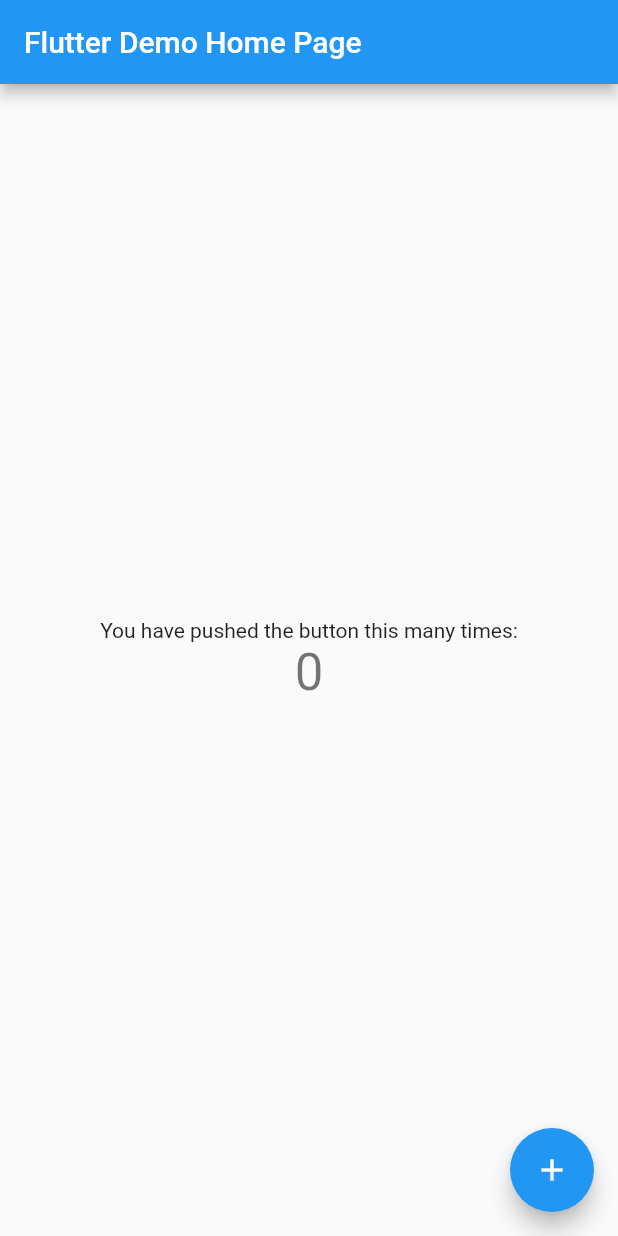
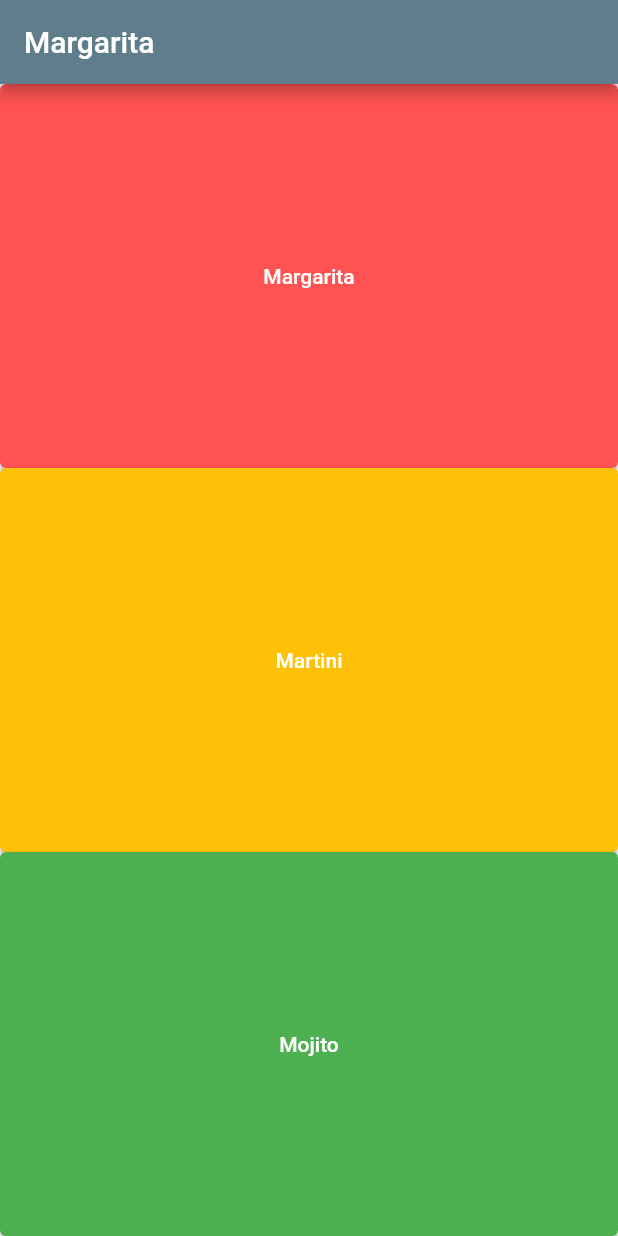
Before and after one commit to cheongchoi112/cocktail_master, a Flutter app: the screen it shows after launch, on a phone screen of 412 x 824 dp. Run offline on Flutter 3.47's test engine with Material 2 defaults, Android fonts, the phone set to English and light mode, and no system bars; our stand-ins replace flutter_easyloading; network calls fail.

Commit message:
version 1

```diff
--- a/lib/main.dart
+++ b/lib/main.dart
@@ -1,113 +1,21 @@
+import 'package:cocktail_master/screen/drink_type.dart';
 import 'package:flutter/material.dart';
+import 'package:flutter_easyloading/flutter_easyloading.dart';
 
 void main() {
   runApp(MyApp());
 }
 
 class MyApp extends StatelessWidget {
-  // This widget is the root of your application.
   @override
   Widget build(BuildContext context) {
     return MaterialApp(
-      title: 'Flutter Demo',
+      title: 'Margarita Master',
       theme: ThemeData(
-        // This is the theme of your application.
-        //
-        // Try running your application with "flutter run". You'll see the
-        // application has a blue toolbar. Then, without quitting the app, try
-        // changing the primarySwatch below to Colors.green and then invoke
-        // "hot reload" (press "r" in the console where you ran "flutter run",
-        // or simply save your changes to "hot reload" in a Flutter IDE).
-        // Notice that the counter didn't reset back to zero; the application
-        // is not restarted.
-        primarySwatch: Colors.blue,
+        primarySwatch: Colors.blueGrey,
       ),
-      home: MyHomePage(title: 'Flutter Demo Home Page'),
+      home: ChooseDrinkType(title: 'Margarita Master'),
+      builder: EasyLoading.init(),
     );
   }
 }
-
-class MyHomePage extends StatefulWidget {
-  MyHomePage({Key? key, required this.title}) : super(key: key);
-
-  // This widget is the home page of your application. It is stateful, meaning
-  // that it has a State object (defined below) that contains fields that affect
-  // how it looks.
-
-  // This class is the configuration for the state. It holds the values (in this
-  // case the title) provided by the parent (in this case the App widget) and
-  // used by the build method of the State. Fields in a Widget subclass are
-  // always marked "final".
-
-  final String title;
-
-  @override
-  _MyHomePageState createState() => _MyHomePageState();
-}
-
-class _MyHomePageState extends State<MyHomePage> {
-  int _counter = 0;
-
-  void _incrementCounter() {
-    setState(() {
-      // This call to setState tells the Flutter framework that something has
-      // changed in this State, which causes it to rerun the build method below
-      // so that the display can reflect the updated values. If we changed
-      // _counter without calling setState(), then the build method would not be
-      // called again, and so nothing would appear to happen.
-      _counter++;
-    });
-  }
-
-  @override
-  Widget build(BuildContext context) {
-    // This method is rerun every time setState is called, for instance as done
-    // by the _incrementCounter method above.
-    //
-    // The Flutter framework has been optimized to make rerunning build methods
-    // fast, so that you can just rebuild anything that needs updating rather
-    // than having to individually change instances of widgets.
-    return Scaffold(
-      appBar: AppBar(
-        // Here we take the value from the MyHomePage object that was created by
-        // the App.build method, and use it to set our appbar title.
-        title: Text(widget.title),
-      ),
-      body: Center(
-        // Center is a layout widget. It takes a single child and positions it
-        // in the middle of the parent.
-        child: Column(
-          // Column is also a layout widget. It takes a list of children and
-          // arranges them vertically. By default, it sizes itself to fit its
-          // children horizontally, and tries to be as tall as its parent.
-          //
-          // Invoke "debug painting" (press "p" in the console, choose the
-          // "Toggle Debug Paint" action from the Flutter Inspector in Android
-          // Studio, or the "Toggle Debug Paint" command in Visual Studio Code)
-          // to see the wireframe for each widget.
-          //
-          // Column has various properties to control how it sizes itself and
-          // how it positions its children. Here we use mainAxisAlignment to
-          // center the children vertically; the main axis here is the vertical
-          // axis because Columns are vertical (the cross axis would be
-          // horizontal).
-          mainAxisAlignment: MainAxisAlignment.center,
-          children: <Widget>[
-            Text(
-              'You have pushed the button this many times:',
-            ),
-            Text(
-              '$_counter',
-              style: Theme.of(context).textTheme.headline4,
-            ),
-          ],
-        ),
-      ),
-      floatingActionButton: FloatingActionButton(
-        onPressed: _incrementCounter,
-        tooltip: 'Increment',
-        child: Icon(Icons.add),
-      ), // This trailing comma makes auto-formatting nicer for build methods.
-    );
-  }
-}
--- /dev/null
+++ b/lib/models/cocktail.dart
@@ -0,0 +1,55 @@
+import 'package:flutter/cupertino.dart';
+
+class Drink {
+  String? idDrink;
+  String? strDrink;
+  String? strTags;
+  String? strCategory;
+  String? strIBA;
+  String? strAlcoholic;
+  String? strGlass;
+  String? strInstructions;
+  NetworkImage? strDrinkThumb;
+  String? strIngredient1;
+  String? strIngredient2;
+  String? strIngredient3;
+  String? strIngredient4;
+  String? strIngredient5;
+  String? strIngredient6;
+  String? strIngredient7;
+  String? strMeasure1;
+  String? strMeasure2;
+  String? strMeasure3;
+  String? strMeasure4;
+  String? strMeasure5;
+  String? strMeasure6;
+  String? strMeasure7;
+  String? dateModified;
+
+  Drink.fromJson(Map<String, dynamic> json) {
+    idDrink = json['idDrink'];
+    strDrink = json['strDrink'];
+    strTags = json['strTags'];
+    strCategory = json['strCategory'];
+    strIBA = json['strIBA'];
+    strAlcoholic = json['strAlcoholic'];
+    strGlass = json['strGlass'];
+    strInstructions = json['strInstructions'];
+    strDrinkThumb = NetworkImage(json['strDrinkThumb']);
+    strIngredient1 = json['strIngredient1'];
+    strIngredient2 = json['strIngredient2'];
+    strIngredient3 = json['strIngredient3'];
+    strIngredient4 = json['strIngredient4'];
+    strIngredient5 = json['strIngredient5'];
+    strIngredient6 = json['strIngredient6'];
+    strIngredient7 = json['strIngredient7'];
+    strMeasure1 = json['strMeasure1'];
+    strMeasure2 = json['strMeasure2'];
+    strMeasure3 = json['strMeasure3'];
+    strMeasure4 = json['strMeasure4'];
+    strMeasure5 = json['strMeasure5'];
+    strMeasure6 = json['strMeasure6'];
+    strMeasure7 = json['strMeasure7'];
+    dateModified = json['dateModified'];
+  }
+}
--- /dev/null
+++ b/lib/screen/drink_type.dart
@@ -0,0 +1,97 @@
+import 'dart:convert';
+
+import 'package:cocktail_master/models/cocktail.dart';
+import 'package:cocktail_master/services/drink_service.dart';
+import 'package:flutter/material.dart';
+import 'package:flutter_easyloading/flutter_easyloading.dart';
+
+import 'drink_list.dart';
+
+class ChooseDrinkType extends StatefulWidget {
+  ChooseDrinkType({required this.title});
+
+  final String title;
+
+  @override
+  _ChooseDrinkTypeState createState() => _ChooseDrinkTypeState();
+}
+
+class _ChooseDrinkTypeState extends State<ChooseDrinkType> {
+  var margarita;
+  var martini;
+  var mojito;
+
+  @override
+  void initState() {
+    EasyLoading.show(status: 'loading...');
+
+    getDrinks("margarita").then((value) {
+      List<dynamic> margaritaMap = jsonDecode(value)['drinks'];
+
+      margarita = List<Drink>.from(margaritaMap.map((value) {
+        return Drink.fromJson(value);
+      }));
+    }).whenComplete(() => {EasyLoading.dismiss()});
+
+    getDrinks("martini").then((value) {
+      List<dynamic> margaritaMap = jsonDecode(value)['drinks'];
+
+      martini = List<Drink>.from(margaritaMap.map((value) {
+        return Drink.fromJson(value);
+      }));
+    }).whenComplete(() => {EasyLoading.dismiss()});
+
+    getDrinks("Mojito").then((value) {
+      List<dynamic> margaritaMap = jsonDecode(value)['drinks'];
+
+      mojito = List<Drink>.from(margaritaMap.map((value) {
+        return Drink.fromJson(value);
+      }));
+    }).whenComplete(() => {EasyLoading.dismiss()});
+    super.initState();
+  }
+
+  @override
+  Widget build(BuildContext context) {
+    return Scaffold(
+      appBar: AppBar(
+        title: Text('Margarita'),
+      ),
+      body: Center(
+        child: Column(
+          mainAxisAlignment: MainAxisAlignment.start,
+          crossAxisAlignment: CrossAxisAlignment.stretch,
+          children: [
+            Expanded(
+              child: ElevatedButton(
+                onPressed: () => buttonOnClick(margarita, 'Margarita'),
+                child: Text("Margarita"),
+                style: ElevatedButton.styleFrom(primary: Colors.redAccent),
+              ),
+            ),
+            Expanded(
+              child: ElevatedButton(
+                onPressed: () => buttonOnClick(martini, 'Martini'),
+                child: Text("Martini"),
+                style: ElevatedButton.styleFrom(primary: Colors.amber),
+              ),
+            ),
+            Expanded(
+              child: ElevatedButton(
+                onPressed: () => buttonOnClick(mojito, 'Mojito'),
+                child: Text("Mojito"),
+                style: ElevatedButton.styleFrom(primary: Colors.green),
+              ),
+            ),
+          ],
+        ),
+      ),
+    );
+  }
+
+  void buttonOnClick(drinks, drinkType) {
+    Navigator.push(context, MaterialPageRoute(builder: (BuildContext context) {
+      return DrinkList(drinks, drinkType);
+    }));
+  }
+}
--- a/pubspec.yaml
+++ b/pubspec.yaml
@@ -23,6 +23,8 @@ environment:
 dependencies:
   flutter:
     sdk: flutter
+  http: ^0.13.4
+  flutter_easyloading: ^3.0.3
 
 
   # The following adds the Cupertino Icons font to your application.
```
Also changed, not shown: lib/screen/drink_list.dart (added, +71 -0 lines), lib/screen/drink_recipe.dart (added, +69 -0 lines), lib/services/drink_service.dart (added, +10 -0 lines), pubspec.lock, 3 other files.
